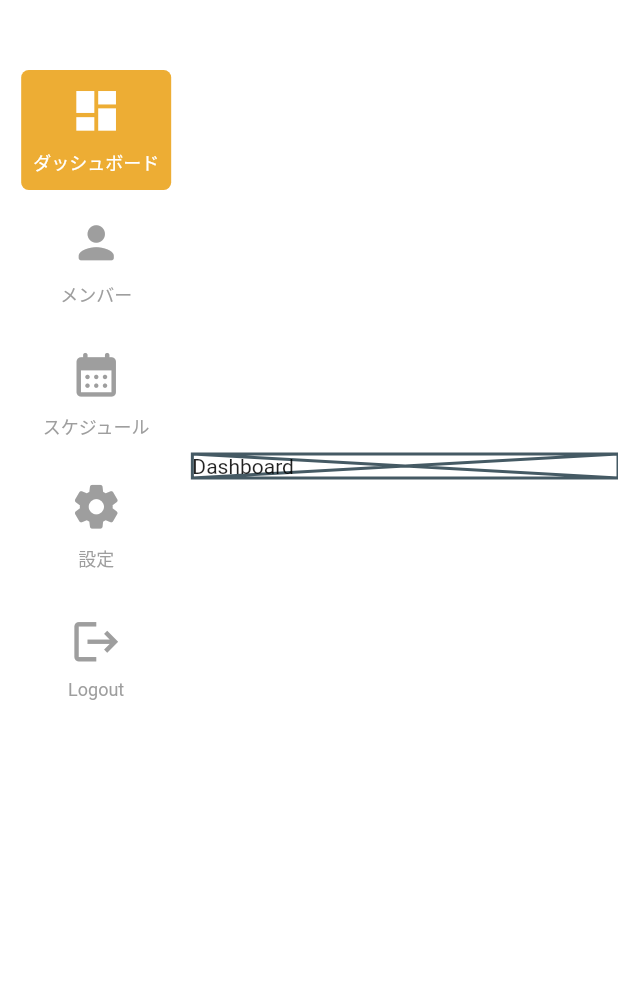
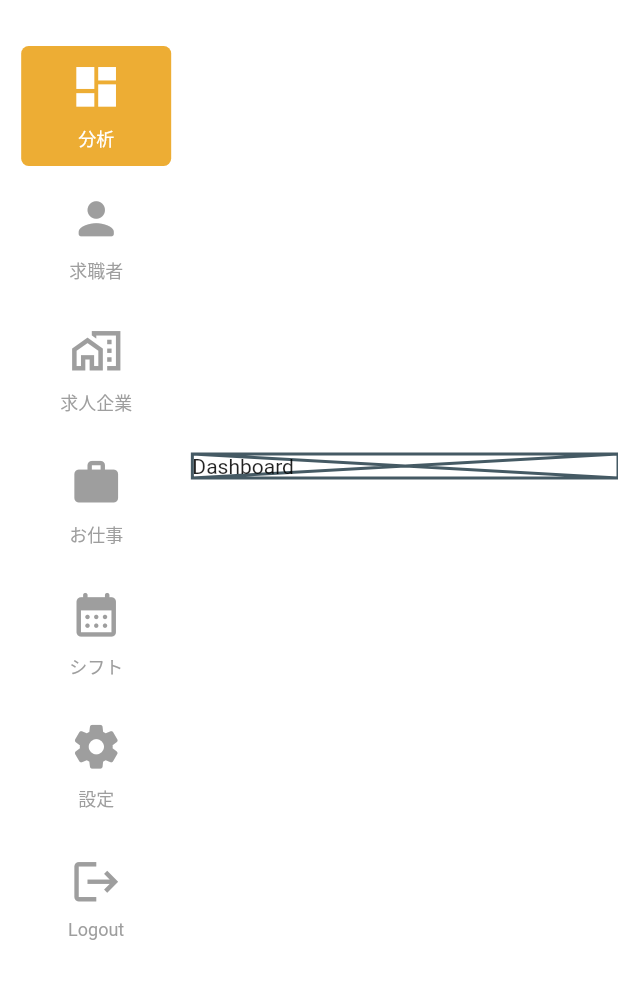
Before and after one commit to collanonet/air_job_management, a Flutter app: the HomePage screen opened by its route, on a phone screen of 412 x 824 dp, the part 152-1151 px from its top. Run offline on Flutter 3.47's test engine with Material 2 defaults, Android fonts, the phone set to English and light mode, and no system bars; our stand-ins replace cloud_firestore, firebase_auth, firebase_core, firebase_storage, flutter_icons, flutter_svg and 4 more; missing offline and left inert: encrypt, sura_flutter; accounts and stored records are empty.

Commit message:
update menu and improve route handler

```diff
--- a/lib/main.dart
+++ b/lib/main.dart
@@ -46,7 +46,7 @@ final GoRouter _router = GoRouter(
         GoRoute(
           path: MyRoute.dashboard.removeSlash(),
           builder: (BuildContext context, GoRouterState state) {
-            return HomePage(selectItem: JapaneseText.dashboard);
+            return HomePage(selectItem: JapaneseText.analysis);
           },
         ),
         // GoRoute(
@@ -108,15 +108,27 @@ final GoRouter _router = GoRouter(
         //   ],
         // ),
         GoRoute(
-          path: MyRoute.users.removeSlash(),
+          path: MyRoute.job.removeSlash(),
           builder: (BuildContext context, GoRouterState state) {
-            return HomePage(selectItem: JapaneseText.users);
+            return HomePage(selectItem: JapaneseText.job);
           },
         ),
         GoRoute(
-          path: MyRoute.schedule.removeSlash(),
+          path: MyRoute.shift.removeSlash(),
           builder: (BuildContext context, GoRouterState state) {
-            return HomePage(selectItem: JapaneseText.schedule);
+            return HomePage(selectItem: JapaneseText.shift);
+          },
+        ),
+        GoRoute(
+          path: MyRoute.jobSeeker.removeSlash(),
+          builder: (BuildContext context, GoRouterState state) {
+            return HomePage(selectItem: JapaneseText.jobSeeker);
+          },
+        ),
+        GoRoute(
+          path: MyRoute.company.removeSlash(),
+          builder: (BuildContext context, GoRouterState state) {
+            return HomePage(selectItem: JapaneseText.recruitingCompany);
           },
         ),
         GoRoute(
@@ -144,8 +156,10 @@ class MyApp extends StatelessWidget {
   Widget build(BuildContext context) {
     return MultiProvider(
         providers: [
-          ChangeNotifierProvider<auth.AuthProvider>.value(value: auth.AuthProvider()),
-          StreamProvider.value(value: auth.AuthProvider().user, initialData: null),
+          ChangeNotifierProvider<auth.AuthProvider>.value(
+              value: auth.AuthProvider()),
+          StreamProvider.value(
+              value: auth.AuthProvider().user, initialData: null),
           ChangeNotifierProvider(create: (_) => HomeProvider())
         ],
         child: MaterialApp.router(
--- a/lib/pages/home/home.dart
+++ b/lib/pages/home/home.dart
@@ -41,6 +41,7 @@ class _HomePageState extends State<HomePage> with AfterBuildMixin {
     return SizedBox(
       width: width,
       height: double.infinity,
+      child: SingleChildScrollView(
         child: Column(
           crossAxisAlignment: CrossAxisAlignment.center,
           mainAxisAlignment: MainAxisAlignment.start,
@@ -49,7 +50,7 @@ class _HomePageState extends State<HomePage> with AfterBuildMixin {
             AirJobManagementWidget(onPress: () {
               homeProvider.onChangeSelectItem(homeProvider.menuList[0]);
             }),
-          AppSize.spaceHeight30,
+            AppSize.spaceHeight16,
             for (int i = 0; i < homeProvider.menuList.length; i++)
               Column(
                 children: [
@@ -57,7 +58,8 @@ class _HomePageState extends State<HomePage> with AfterBuildMixin {
                       title: homeProvider.menuList[i],
                       icon: homeProvider.menuIconList[i],
                       onPress: () {
-                      homeProvider.onChangeSelectItem(homeProvider.menuList[i]);
+                        homeProvider
+                            .onChangeSelectItem(homeProvider.menuList[i]);
                         var route = homeProvider.checkRoute(homeProvider);
                         context.go(route);
                       }),
@@ -73,11 +75,13 @@ class _HomePageState extends State<HomePage> with AfterBuildMixin {
                 }),
           ],
         ),
+      ),
     );
   }
 
   rightWidget() {
-    int selectedIndex = homeProvider.menuList.indexOf(homeProvider.selectedItem);
+    int selectedIndex =
+        homeProvider.menuList.indexOf(homeProvider.selectedItem);
     return Expanded(child: homeProvider.menuPageList.elementAt(selectedIndex));
   }
 
--- a/lib/providers/home.dart
+++ b/lib/providers/home.dart
@@ -1,19 +1,43 @@
 import 'package:air_job_management/helper/route_handler.dart';
+import 'package:air_job_management/pages/company/company.dart';
 import 'package:air_job_management/pages/dashboard/dashboard.dart';
-import 'package:air_job_management/pages/schedule/schedule.dart';
+import 'package:air_job_management/pages/job_seeker/job_seeker.dart';
 import 'package:air_job_management/pages/setting/setting.dart';
-import 'package:air_job_management/pages/users/users.dart';
+import 'package:air_job_management/pages/shift/shift.dart';
 import 'package:air_job_management/utils/japanese_text.dart';
 import 'package:flutter/material.dart';
 
+import '../pages/job/job.dart';
+
 class HomeProvider with ChangeNotifier {
-  List<String> menuList = [JapaneseText.dashboard, JapaneseText.users, JapaneseText.schedule, JapaneseText.setting];
-  List<IconData> menuIconList = const [Icons.dashboard_sharp, Icons.person_rounded, Icons.calendar_month_rounded, Icons.settings_rounded];
-  List<Widget> menuPageList = const [DashboardPage(), UserPage(), SchedulePage(), SettingPage()];
-  String selectedItem = JapaneseText.dashboard;
+  List<String> menuList = [
+    JapaneseText.analysis,
+    JapaneseText.jobSeeker,
+    JapaneseText.recruitingCompany,
+    JapaneseText.job,
+    JapaneseText.shift,
+    JapaneseText.setting
+  ];
+  List<IconData> menuIconList = const [
+    Icons.dashboard_sharp,
+    Icons.person_rounded,
+    Icons.maps_home_work_outlined,
+    Icons.work_rounded,
+    Icons.calendar_month_rounded,
+    Icons.settings_rounded
+  ];
+  List<Widget> menuPageList = const [
+    DashboardPage(),
+    JobSeekerPage(),
+    CompanyPage(),
+    JobPage(),
+    ShiftPage(),
+    SettingPage()
+  ];
+  String selectedItem = JapaneseText.analysis;
 
   onInit() {
-    selectedItem = JapaneseText.dashboard;
+    selectedItem = JapaneseText.analysis;
   }
 
   onChangeSelectItem(String item) {
--- a/lib/utils/japanese_text.dart
+++ b/lib/utils/japanese_text.dart
@@ -40,8 +40,10 @@ class JapaneseText {
   static String dontHaveScheduleMessage = "編集するスケジュールがありません。";
   static String dontHaveWorkRecordMessage = "編集する勤務実績がありません。";
 
-  static String canNotCreateAllWorkgroupMessage = "すべての作業グループのスケジュールまたは勤務実績を作成できません。";
-  static String canNotEditAllWorkgroupMessage = "すべての作業グループのスケジュールまたは勤務実績を編集することはできません。";
+  static String canNotCreateAllWorkgroupMessage =
+      "すべての作業グループのスケジュールまたは勤務実績を作成できません。";
+  static String canNotEditAllWorkgroupMessage =
+      "すべての作業グループのスケジュールまたは勤務実績を編集することはできません。";
   static String workday = "勤務日";
   static String fixedDayOff = "所定休日";
   static String lawDayOff = "法定休日";
@@ -130,12 +132,6 @@ class JapaneseText {
   static String holidayWorkSetting = "振休設定 (デフォルト)";
   static String compensationSetting = "代休設定 (デフォルト)";
 
-  //Dashboard
-  static String dashboard = "ダッシュボード";
-  static String users = "メンバー";
-  static String schedule = "スケジュール";
-  static String setting = "設定";
-
   //table header
   static String name = "名前";
   static String dob = "生年月日";
@@ -145,4 +141,12 @@ class JapaneseText {
 
   //status
   static String normal = "正常";
+
+  //Dashboard
+  static String analysis = "分析";
+  static String recruitingCompany = "求人企業";
+  static String jobSeeker = "求職者";
+  static String job = "お仕事";
+  static String shift = "シフト";
+  static String setting = "設定";
 }
--- a/lib/utils/my_route.dart
+++ b/lib/utils/my_route.dart
@@ -4,4 +4,8 @@ class MyRoute {
   static var users = "/users";
   static var schedule = "/schedule";
   static var setting = "/setting";
+  static var company = "/company";
+  static var jobSeeker = "/job_seeker";
+  static var shift = "/shift";
+  static var job = "/job";
 }
```
Also changed, not shown: lib/helper/route_handler.dart (+6 -2 lines), lib/pages/company/company.dart (added, +17 -0 lines), lib/pages/job/job.dart (added, +17 -0 lines), lib/pages/job_seeker/job_seeker.dart (added, +17 -0 lines), lib/pages/schedule/schedule.dart (deleted, +0 -17 lines), lib/pages/shift/shift.dart (added, +17 -0 lines), lib/pages/users/users.dart (deleted, +0 -17 lines). Lines whose indentation alone changed are shown as unchanged.
